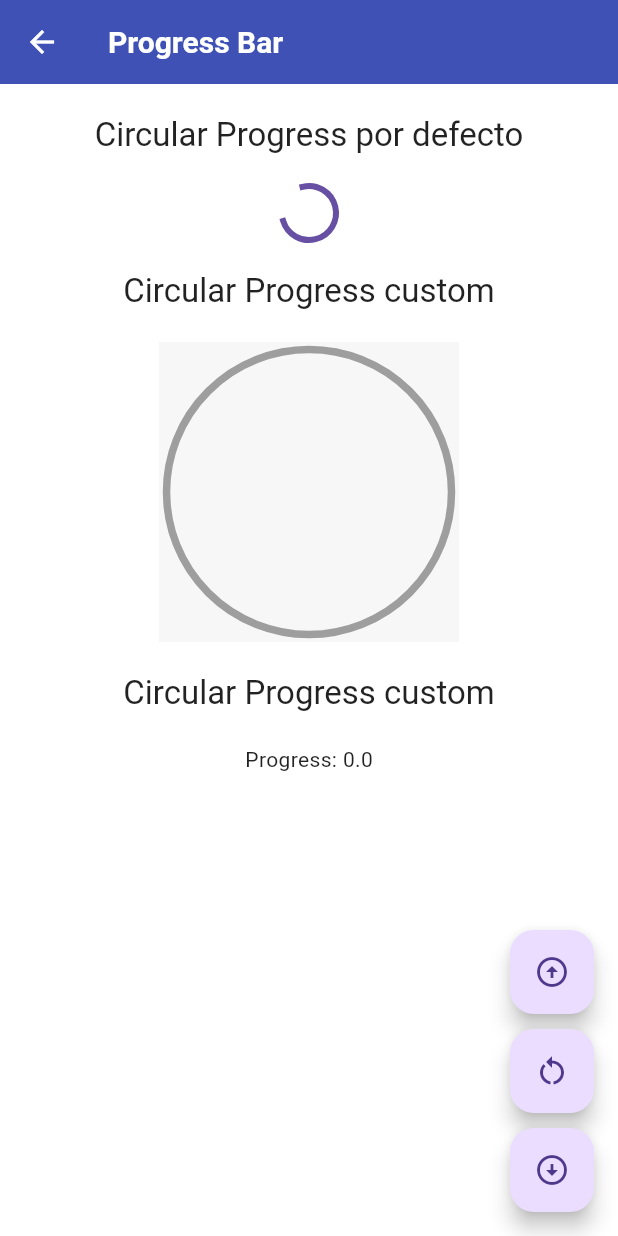
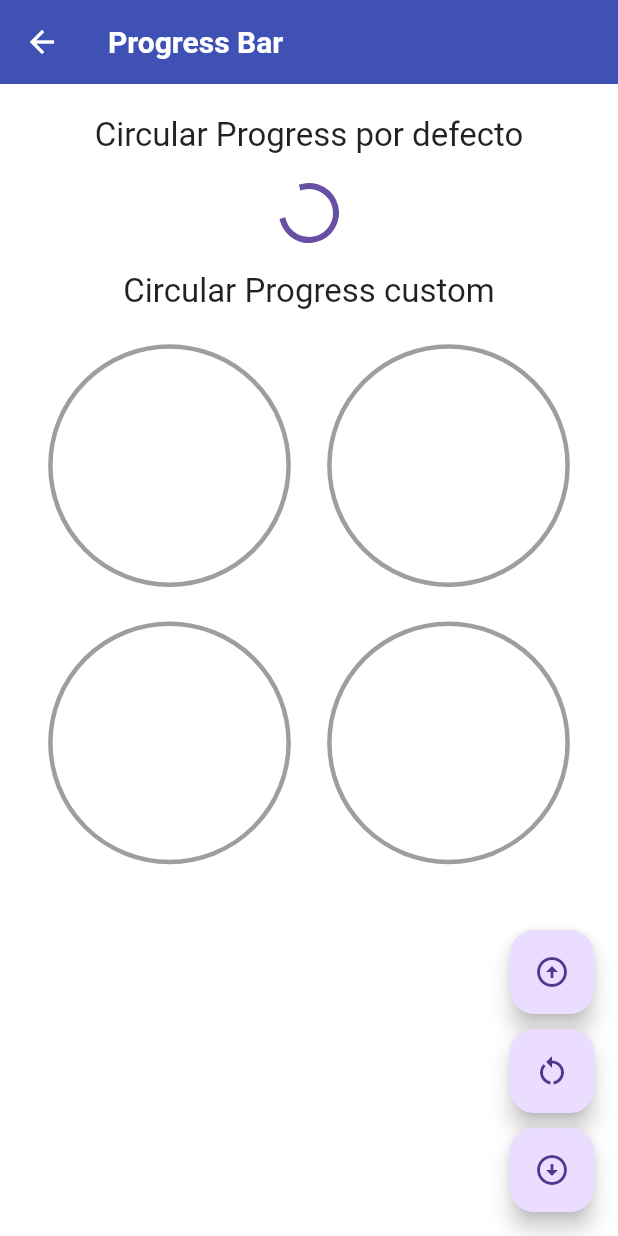
Before and after one commit to JhonEdinson-Shongo/flutter_animations_course, a Flutter app: the CustomProgressPage screen opened by its route, on a phone screen of 412 x 824 dp. Run offline on Flutter 3.47's test engine with Material 3 defaults, Android fonts, the phone set to English and light mode, and no system bars; Roboto replaces fonts that are missing (Poppins).

Commit message:
[FEAT] end section radial progress

```diff
--- a/designs_1/lib/src/pages/progress_bar_page.dart
+++ b/designs_1/lib/src/pages/progress_bar_page.dart
@@ -1,5 +1,3 @@
-import 'dart:math';
-
 import 'package:designs_1/src/themes/app_theme.dart';
 import 'package:designs_1/src/widgets/radial_progress.dart';
 import 'package:flutter/material.dart';
@@ -13,50 +11,7 @@ class CustomProgressPage extends StatefulWidget {
 
 class _CustomProgressPageState extends State<CustomProgressPage>
     with SingleTickerProviderStateMixin {
-  AnimationController? _controller;
-  Animation<double>? _animationProgress;
   double progress = 0.0;
-  double tempProgress = 0.0;
-  double increment = 0.1;
-  bool isLoading = false;
-
-  @override
-  void initState() {
-    _controller = AnimationController(
-      vsync: this,
-      duration: const Duration(milliseconds: 1000),
-    );
-
-    _animationProgress = Tween(begin: 0.0, end: 1.0).animate(
-      CurvedAnimation(
-        parent: _controller!,
-        curve: Curves.easeInOutBack,
-      ),
-    );
-
-    _controller?.addListener(() {
-      setState(() {
-        isLoading = true;
-        progress = tempProgress + (_animationProgress!.value * increment);
-      });
-    });
-
-    _controller?.addStatusListener((status) {
-      setState(() {
-        if (status == AnimationStatus.completed) {
-          isLoading = false;
-          increment = 0.1;
-        }
-      });
-    });
-    super.initState();
-  }
-
-  @override
-  void dispose() {
-    _controller?.dispose();
-    super.dispose();
-  }
 
   @override
   Widget build(BuildContext context) {
@@ -79,19 +34,69 @@ class _CustomProgressPageState extends State<CustomProgressPage>
               Text('Circular Progress custom',
                   style: Theme.of(context).textTheme.titleLarge),
               const SizedBox(height: 20.0),
-              Container(
-                width: 200.0,
-                height: 200.0,
-                color: AppTheme.black.withOpacity(0.03),
-                child: CustomPaint(
-                  painter: _CustomRadialProgress(progress, strokeWidth: 10.0),
-                ),
+              Row(
+                mainAxisAlignment: MainAxisAlignment.spaceAround,
+                children: [
+                  SizedBox(
+                    width: MediaQuery.of(context).size.width * 0.4,
+                    height: MediaQuery.of(context).size.width * 0.4,
+                    child: RadialProgress(
+                      progress: progress,
+                      stroke: 7.0,
+                      secondStroke: 3.0,
+                      animationDuration: 1000,
+                      colorProgress: AppTheme.primary,
+                      colorBackground: Colors.grey,
+                      curve: Curves.easeInOutQuart,
+                    ),
+                  ),
+                  SizedBox(
+                    width: MediaQuery.of(context).size.width * 0.4,
+                    height: MediaQuery.of(context).size.width * 0.4,
+                    child: RadialProgress(
+                      progress: progress,
+                      stroke: 7.0,
+                      secondStroke: 3.0,
+                      animationDuration: 1000,
+                      colorProgress: AppTheme.secondary,
+                      colorBackground: Colors.grey,
+                      curve: Curves.easeInOutQuart,
+                    ),
+                  ),
+                ],
               ),
               const SizedBox(height: 20.0),
-              Text('Circular Progress custom',
-                  style: Theme.of(context).textTheme.titleLarge),
-              const SizedBox(height: 20.0),
-              RadialProgress(progress: progress),
+              Row(
+                mainAxisAlignment: MainAxisAlignment.spaceAround,
+                children: [
+                  SizedBox(
+                    width: MediaQuery.of(context).size.width * 0.4,
+                    height: MediaQuery.of(context).size.width * 0.4,
+                    child: RadialProgress(
+                      progress: progress,
+                      stroke: 7.0,
+                      secondStroke: 3.0,
+                      animationDuration: 1000,
+                      colorProgress: Colors.teal,
+                      colorBackground: Colors.grey,
+                      curve: Curves.easeInOutQuart,
+                    ),
+                  ),
+                  SizedBox(
+                    width: MediaQuery.of(context).size.width * 0.4,
+                    height: MediaQuery.of(context).size.width * 0.4,
+                    child: RadialProgress(
+                      progress: progress,
+                      stroke: 7.0,
+                      secondStroke: 3.0,
+                      animationDuration: 1000,
+                      colorProgress: Colors.purple,
+                      colorBackground: Colors.grey,
+                      curve: Curves.easeInOutQuart,
+                    ),
+                  ),
+                ],
+              ),
             ],
           ),
         ),
@@ -101,89 +106,29 @@ class _CustomProgressPageState extends State<CustomProgressPage>
         children: [
           FloatingActionButton(
             child: const Icon(Icons.arrow_circle_up_sharp),
-            onPressed: () {
-              if (isLoading) return;
-              setState(() {
-                tempProgress = progress;
-                if (tempProgress >= 1.0) {
-                  tempProgress = 0.0;
-                  progress = 0.0;
-                }
-                _controller?.forward(from: 0.0);
-              });
-            },
+            onPressed: () => setState(() {
+              print(progress);
+              if (progress >= 0.99) return;
+              progress += 0.1;
+            }),
           ),
           const SizedBox(height: 10.0),
           FloatingActionButton(
             child: const Icon(Icons.restart_alt),
-            onPressed: () {
-              if (isLoading) return;
-              tempProgress = progress;
-              setState(() {
-                increment = -progress;
-              });
-              _controller?.forward(from: 0.0);
-            },
+            onPressed: () => setState(() {
+              progress = 0.0;
+            }),
           ),
           const SizedBox(height: 10.0),
           FloatingActionButton(
             child: const Icon(Icons.arrow_circle_down_sharp),
-            onPressed: () {
-              if (isLoading || progress == 0.0) return;
-              setState(() {
-                tempProgress = progress;
-                increment = increment.abs() * -1;
-                if (tempProgress <= 0.0) {
-                  tempProgress = 0.0;
-                  progress = 0.0;
-                }
-                _controller?.forward(from: 0.0);
-              });
-            },
+            onPressed: () => setState(() {
+              if (progress <= 0.0) return;
+              progress -= 0.1;
+            }),
           ),
         ],
       ),
     );
   }
 }
-
-class _CustomRadialProgress extends CustomPainter {
-  final double progress;
-  final double strokeWidth;
-
-  _CustomRadialProgress(this.progress, {this.strokeWidth = 10.0});
-
-  @override
-  void paint(Canvas canvas, Size size) {
-    final paint = Paint()
-      ..color = Colors.grey
-      ..style = PaintingStyle.stroke
-      ..strokeWidth = strokeWidth / 2;
-
-    Offset center = Offset(size.width * 0.5, size.height * 0.5);
-    double radius = min(
-      size.width * 0.5 - strokeWidth / 2,
-      size.height * 0.5 - strokeWidth / 2,
-    );
-
-    canvas.drawCircle(center, radius, paint);
-
-    double arcAngle = 2 * pi * progress;
-
-    final paintArc = Paint()
-      ..color = AppTheme.primary
-      ..style = PaintingStyle.stroke
-      ..strokeWidth = strokeWidth;
-
-    canvas.drawArc(
-      Rect.fromCircle(center: center, radius: radius),
-      -pi / 2,
-      arcAngle,
-      false,
-      paintArc,
-    );
-  }
-
-  @override
-  bool shouldRepaint(covariant CustomPainter oldDelegate) => true;
-}
--- a/designs_1/lib/src/widgets/radial_progress.dart
+++ b/designs_1/lib/src/widgets/radial_progress.dart
@@ -1,19 +1,166 @@
+import 'dart:math';
+import 'package:designs_1/src/themes/app_theme.dart';
 import 'package:flutter/material.dart';
 
 class RadialProgress extends StatefulWidget {
   final double progress;
+  final double stroke;
+  final double secondStroke;
+  final Color colorProgress;
+  final Color colorBackground;
+  final Curve curve;
+  final int animationDuration;
+
   const RadialProgress({
     super.key,
     required this.progress,
+    this.stroke = 10.0,
+    this.colorProgress = AppTheme.primary,
+    this.colorBackground = Colors.grey,
+    this.curve = Curves.linear,
+    this.secondStroke = 0.0,
+    this.animationDuration = 500,
   });
 
   @override
   State<RadialProgress> createState() => _RadialProgressState();
 }
 
-class _RadialProgressState extends State<RadialProgress> {
+class _RadialProgressState extends State<RadialProgress>
+    with SingleTickerProviderStateMixin {
+  AnimationController? _controller;
+  Animation<double>? _animationProgress;
+  double progress = 0.0;
+  double tempProgress = 0.0;
+  double increment = 0.0;
+  bool isLoading = false;
+
+  @override
+  void initState() {
+    progress = widget.progress;
+    _controller = AnimationController(
+      vsync: this,
+      duration: Duration(milliseconds: widget.animationDuration),
+    );
+
+    _animationProgress = Tween(begin: 0.0, end: 1.0).animate(
+      CurvedAnimation(
+        parent: _controller!,
+        curve: widget.curve,
+      ),
+    );
+
+    _controller?.addListener(() {
+      setState(() {
+        isLoading = true;
+        progress = tempProgress + (_animationProgress!.value * increment);
+      });
+    });
+
+    _controller?.addStatusListener((status) {
+      setState(() {
+        if (status == AnimationStatus.completed) {
+          isLoading = false;
+          tempProgress = progress;
+        }
+      });
+    });
+    super.initState();
+  }
+
+  @override
+  void dispose() {
+    _controller?.dispose();
+    super.dispose();
+  }
+
   @override
   Widget build(BuildContext context) {
-    return Text('Progress: ${widget.progress}');
+    setState(() {
+      increment = widget.progress - tempProgress;
+      if (widget.progress < 0.0 || widget.progress > 1.0) return;
+      if (isLoading || progress == widget.progress) return;
+      _controller?.forward(from: 0.0);
+    });
+    return SizedBox(
+      width: double.infinity,
+      height: double.infinity,
+      child: CustomPaint(
+        painter: _CustomRadialProgress(
+          progress,
+          widget.stroke,
+          widget.colorProgress,
+          widget.colorBackground,
+          widget.secondStroke > 0.0 ? widget.secondStroke : widget.stroke / 2,
+        ),
+      ),
+    );
   }
 }
+
+class _CustomRadialProgress extends CustomPainter {
+  final double progress;
+  final double strokeWidth;
+  final double secondStrokeWidth;
+  final Color colorProgress;
+  final Color colorBackground;
+
+  _CustomRadialProgress(
+    this.progress,
+    this.strokeWidth,
+    this.colorProgress,
+    this.colorBackground,
+    this.secondStrokeWidth,
+  );
+
+  @override
+  void paint(Canvas canvas, Size size) {
+    // final Rect rect = Rect.fromCircle(
+    //   center: Offset(size.width * 0.5, size.height * 0.5),
+    //   radius: size.width*0.5,
+    // );
+
+    // const Gradient gradient = SweepGradient(
+    //   colors: [
+    //     Colors.green,
+    //     Colors.blue,
+    //     Colors.yellow,
+    //     Colors.red,
+    //   ],
+    //   transform: GradientRotation(-pi / 2),
+    // );
+
+    final paint = Paint()
+      ..color = colorBackground
+      ..style = PaintingStyle.stroke
+      ..strokeWidth = secondStrokeWidth;
+
+    Offset center = Offset(size.width * 0.5, size.height * 0.5);
+    double radius = min(
+      size.width * 0.5 - secondStrokeWidth,
+      size.height * 0.5 - secondStrokeWidth,
+    );
+
+    canvas.drawCircle(center, radius, paint);
+
+    double arcAngle = 2 * pi * progress;
+
+    final paintArc = Paint()
+      ..color = colorProgress
+      ..style = PaintingStyle.stroke
+      ..strokeWidth = strokeWidth
+      ..strokeCap = StrokeCap.round;
+      // ..shader = gradient.createShader(rect);
+
+    canvas.drawArc(
+      Rect.fromCircle(center: center, radius: radius),
+      -pi / 2,
+      arcAngle,
+      false,
+      paintArc,
+    );
+  }
+
+  @override
+  bool shouldRepaint(covariant CustomPainter oldDelegate) => true;
+}
```
